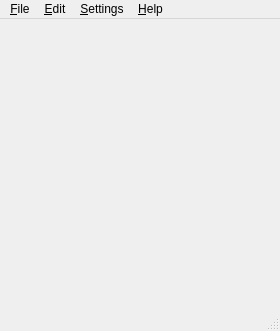
Qt form src/ui/mainwindow.ui (hakaishi/nobleNote) before a commit.
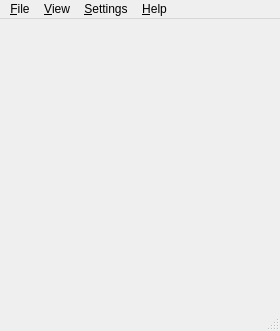
The same form after that commit. Icons and pictures are not drawn.

What changed in the file:
```diff
--- a/src/ui/mainwindow.ui
+++ b/src/ui/mainwindow.ui
@@ -52,15 +52,15 @@
     </property>
     <addaction name="actionAbout"/>
    </widget>
-   <widget class="QMenu" name="menu_Edit">
+   <widget class="QMenu" name="menu_View">
     <property name="title">
-     <string>&amp;Edit</string>
+     <string>&amp;View</string>
     </property>
     <addaction name="actionCreate_new_note_book"/>
     <addaction name="actionCreate_new_note"/>
    </widget>
    <addaction name="menuFile"/>
-   <addaction name="menu_Edit"/>
+   <addaction name="menu_View"/>
    <addaction name="menu_Settings"/>
    <addaction name="menu_Help"/>
   </widget>
```
Left out of the diff: 16 changed lines with no effect on the pictures.
